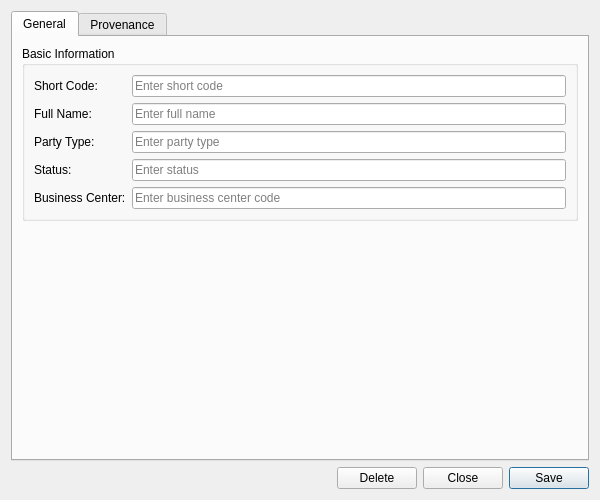
This is projects/ores.qt/refdata/ui/CounterpartyDetailDialog.ui in OreStudio/OreStudio as Qt 5 draws it before an edit. The edited form follows.
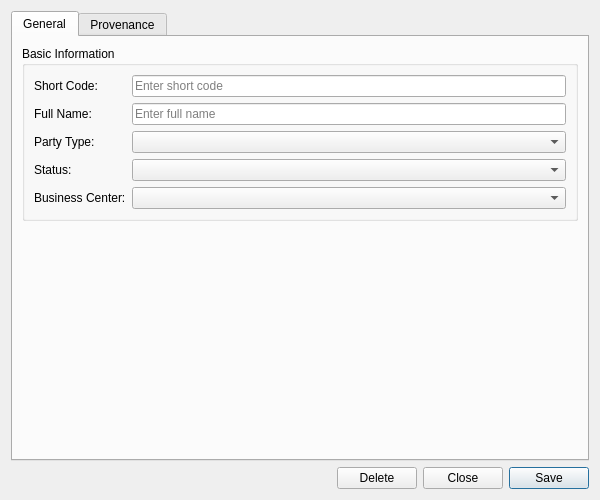
This is the edited form. Custom widgets are drawn as their Qt base class.

Commit message: [qt,refdata] Fix party/counterparty list badges, business-centre flag, combo boxes, tab order, hierarchy

The edit to the form file:
```diff
--- a/projects/ores.qt/refdata/ui/CounterpartyDetailDialog.ui
+++ b/projects/ores.qt/refdata/ui/CounterpartyDetailDialog.ui
@@ -77,9 +77,9 @@
            </widget>
           </item>
           <item row="2" column="1">
-           <widget class="QLineEdit" name="partyTypeEdit">
-            <property name="placeholderText">
-             <string>Enter party type</string>
+           <widget class="ores::qt::OreBadgeComboBox" name="partyTypeCombo">
+            <property name="insertPolicy">
+             <enum>QComboBox::NoInsert</enum>
             </property>
            </widget>
           </item>
@@ -91,9 +91,9 @@
            </widget>
           </item>
           <item row="3" column="1">
-           <widget class="QLineEdit" name="statusEdit">
-            <property name="placeholderText">
-             <string>Enter status</string>
+           <widget class="ores::qt::OreBadgeComboBox" name="statusCombo">
+            <property name="insertPolicy">
+             <enum>QComboBox::NoInsert</enum>
             </property>
            </widget>
           </item>
@@ -105,9 +105,9 @@
            </widget>
           </item>
           <item row="4" column="1">
-           <widget class="QLineEdit" name="businessCenterEdit">
-            <property name="placeholderText">
-             <string>Enter business center code</string>
+           <widget class="QComboBox" name="businessCenterCombo">
+            <property name="insertPolicy">
+             <enum>QComboBox::NoInsert</enum>
             </property>
            </widget>
           </item>
@@ -188,6 +188,11 @@
    <extends>QWidget</extends>
    <header>ores.qt/ProvenanceWidget.hpp</header>
   </customwidget>
+  <customwidget>
+   <class>ores::qt::OreBadgeComboBox</class>
+   <extends>QComboBox</extends>
+   <header>ores.qt/OreBadgeComboBox.hpp</header>
+  </customwidget>
  </customwidgets>
  <resources/>
  <connections/>
```
The commit also changes 30 other files.
